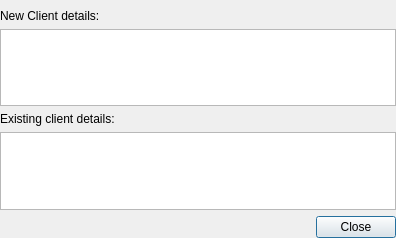
The window that FWAdminLib/NewClientFromServerConflictsDetails.ui (fw-dev/translations) describes before a commit, drawn with Qt 5.
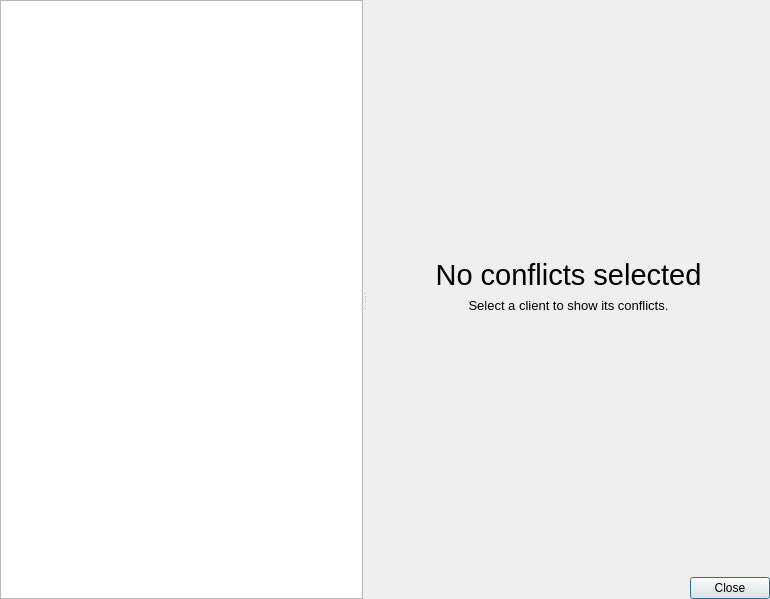
The same window after the commit. The open tabs and pages were chosen to show the change. Custom widgets are drawn as their Qt base class.

Patch:
```diff
--- a/FWAdminLib/NewClientFromServerConflictsDetails.ui
+++ b/FWAdminLib/NewClientFromServerConflictsDetails.ui
@@ -6,19 +6,61 @@
    <rect>
     <x>0</x>
     <y>0</y>
-    <width>396</width>
-    <height>238</height>
+    <width>770</width>
+    <height>599</height>
    </rect>
   </property>
   <property name="windowTitle">
    <string>New Client Conflict Details</string>
   </property>
+  <layout class="QHBoxLayout" name="horizontalLayout">
+   <property name="leftMargin">
+    <number>0</number>
+   </property>
+   <property name="topMargin">
+    <number>0</number>
+   </property>
+   <property name="rightMargin">
+    <number>0</number>
+   </property>
+   <property name="bottomMargin">
+    <number>0</number>
+   </property>
+   <item>
+    <widget class="PrettySplitter" name="splitter">
+     <property name="orientation">
+      <enum>Qt::Horizontal</enum>
+     </property>
+     <widget class="QWidget" name="leftWidget" native="true">
+      <layout class="QVBoxLayout" name="verticalLayout_2">
+       <property name="leftMargin">
+        <number>0</number>
+       </property>
+       <property name="topMargin">
+        <number>0</number>
+       </property>
+       <property name="rightMargin">
+        <number>0</number>
+       </property>
+       <property name="bottomMargin">
+        <number>0</number>
+       </property>
+       <item>
+        <widget class="StyledTreeView" name="conflictsTreeView"/>
+       </item>
+      </layout>
+     </widget>
+     <widget class="QWidget" name="rightWidget" native="true">
   <layout class="QVBoxLayout" name="verticalLayout">
+       <item>
+        <widget class="QStackedWidget" name="stackedWidget">
+         <widget class="QWidget" name="conflictDetailPage">
+          <layout class="QVBoxLayout" name="verticalLayout_3">
    <property name="leftMargin">
     <number>0</number>
    </property>
    <property name="topMargin">
-    <number>9</number>
+            <number>0</number>
    </property>
    <property name="rightMargin">
     <number>0</number>
@@ -27,7 +69,7 @@
     <number>0</number>
    </property>
    <item>
-    <widget class="QLabel" name="label">
+            <widget class="QLabel" name="newClientDetailsLabel">
      <property name="text">
       <string>New Client details:</string>
      </property>
@@ -50,7 +92,7 @@
     </widget>
    </item>
    <item>
-    <widget class="QLabel" name="label_2">
+            <widget class="QLabel" name="oldClientDetailsLabel">
      <property name="text">
       <string>Existing client details:</string>
      </property>
@@ -72,6 +114,73 @@
      </property>
     </widget>
    </item>
+          </layout>
+         </widget>
+         <widget class="QWidget" name="emptyPage">
+          <layout class="QVBoxLayout" name="verticalLayout_4">
+           <item>
+            <spacer name="verticalSpacer_5">
+             <property name="orientation">
+              <enum>Qt::Vertical</enum>
+             </property>
+             <property name="sizeHint" stdset="0">
+              <size>
+               <width>20</width>
+               <height>236</height>
+              </size>
+             </property>
+            </spacer>
+           </item>
+           <item>
+            <widget class="QLabel" name="lSectionEmpty">
+             <property name="font">
+              <font>
+               <pointsize>22</pointsize>
+              </font>
+             </property>
+             <property name="text">
+              <string>No conflicts selected</string>
+             </property>
+             <property name="alignment">
+              <set>Qt::AlignCenter</set>
+             </property>
+            </widget>
+           </item>
+           <item>
+            <widget class="QLabel" name="lTipAddConfiguration">
+             <property name="font">
+              <font>
+               <pointsize>10</pointsize>
+              </font>
+             </property>
+             <property name="text">
+              <string>Select a client to show its conflicts.</string>
+             </property>
+             <property name="alignment">
+              <set>Qt::AlignCenter</set>
+             </property>
+             <property name="wordWrap">
+              <bool>true</bool>
+             </property>
+            </widget>
+           </item>
+           <item>
+            <spacer name="verticalSpacer_6">
+             <property name="orientation">
+              <enum>Qt::Vertical</enum>
+             </property>
+             <property name="sizeHint" stdset="0">
+              <size>
+               <width>20</width>
+               <height>235</height>
+              </size>
+             </property>
+            </spacer>
+           </item>
+          </layout>
+         </widget>
+        </widget>
+       </item>
    <item>
     <widget class="QDialogButtonBox" name="buttonBox">
      <property name="orientation">
@@ -84,12 +193,22 @@
    </item>
   </layout>
  </widget>
+    </widget>
+   </item>
+  </layout>
+ </widget>
  <customwidgets>
   <customwidget>
    <class>StyledTreeView</class>
    <extends>QTreeView</extends>
    <header>FileWaveGuiLib/styledviews/styledtreeview.h</header>
   </customwidget>
+  <customwidget>
+   <class>PrettySplitter</class>
+   <extends>QSplitter</extends>
+   <header>FileWaveGuiLib/prettysplitter/prettysplitter.h</header>
+   <container>1</container>
+  </customwidget>
  </customwidgets>
  <resources/>
  <connections>
```
Lines whose indentation alone changed are shown as unchanged.
